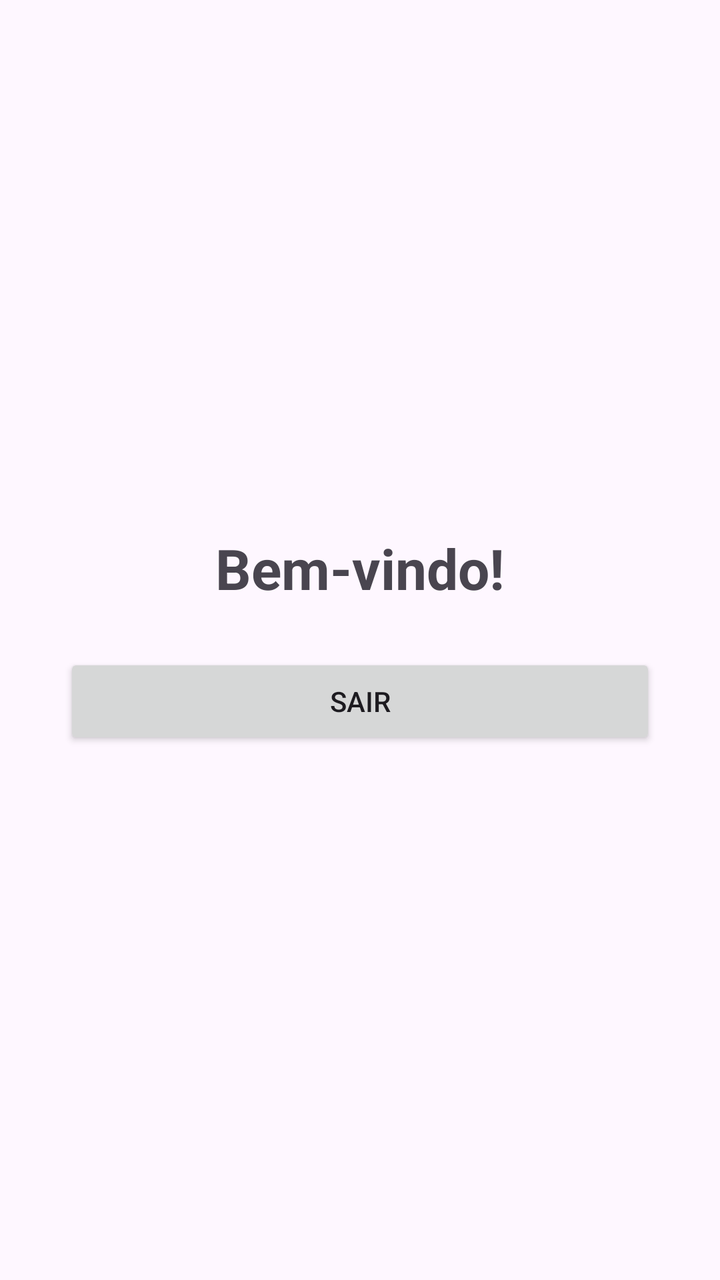
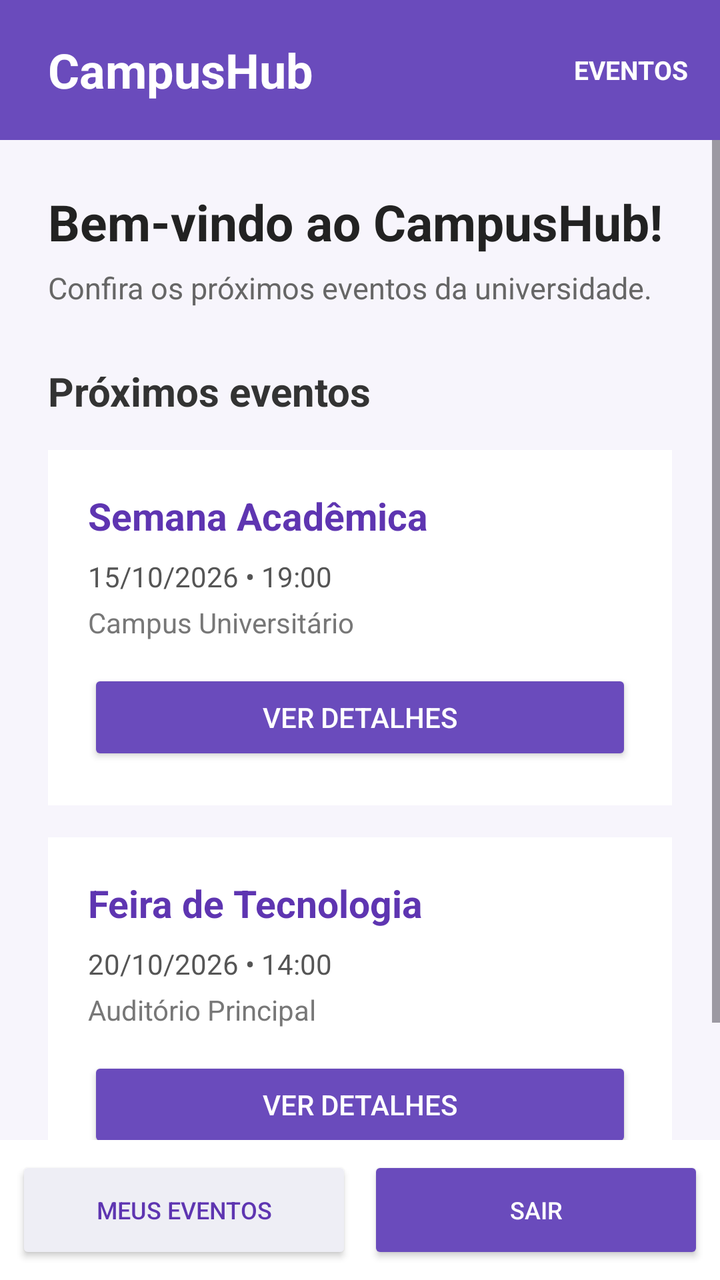

Screens rendered from an Android XML layout before and after an edit, with the pre-edit source and the edit as a unified diff.
<!-- AndroidManifest.xml: application theme Theme.LoginFirebase -->
<!-- res/layout/activity_home.xml -->
<?xml version="1.0" encoding="utf-8"?>
<LinearLayout xmlns:android="http://schemas.android.com/apk/res/android"
    android:layout_width="match_parent"
    android:layout_height="match_parent"
    android:orientation="vertical"
    android:gravity="center"
    android:padding="32dp">

    <TextView
        android:id="@+id/txtBemVindo"
        android:layout_width="wrap_content"
        android:layout_height="wrap_content"
        android:text="Bem-vindo!"
        android:textSize="28sp"
        android:textStyle="bold"
        android:layout_marginBottom="24dp" />

    <Button
        android:id="@+id/btnSair"
        android:layout_width="match_parent"
        android:layout_height="wrap_content"
        android:text="SAIR" />

</LinearLayout>
<!-- resources referenced by this layout -->
<resources>
  <style name="Theme.LoginFirebase" parent="Base.Theme.LoginFirebase" />
  <style name="Base.Theme.LoginFirebase" parent="Theme.Material3.DayNight.NoActionBar">
          
          
      </style>
</resources>

<!-- the commit's change to res/layout/activity_home.xml (unified diff, before → after) -->
@@ -3,22 +3,199 @@
     android:layout_width="match_parent"
     android:layout_height="match_parent"
     android:orientation="vertical"
-    android:gravity="center"
-    android:padding="32dp">
-
-    <TextView
-        android:id="@+id/txtBemVindo"
-        android:layout_width="wrap_content"
-        android:layout_height="wrap_content"
-        android:text="Bem-vindo!"
-        android:textSize="28sp"
-        android:textStyle="bold"
-        android:layout_marginBottom="24dp" />
-
-    <Button
-        android:id="@+id/btnSair"
+    android:background="#F7F5FC">
+
+    
+    <LinearLayout
         android:layout_width="match_parent"
-        android:layout_height="wrap_content"
-        android:text="SAIR" />
+        android:layout_height="70dp"
+        android:orientation="horizontal"
+        android:gravity="center_vertical"
+        android:paddingStart="24dp"
+        android:paddingEnd="16dp"
+        android:background="#6A4BBC">
+
+        <TextView
+            android:layout_width="0dp"
+            android:layout_height="wrap_content"
+            android:layout_weight="1"
+            android:text="CampusHub"
+            android:textColor="#FFFFFF"
+            android:textSize="24sp"
+            android:textStyle="bold" />
+
+        <TextView
+            android:layout_width="wrap_content"
+            android:layout_height="wrap_content"
+            android:text="EVENTOS"
+            android:textColor="#FFFFFF"
+            android:textSize="13sp"
+            android:textStyle="bold" />
+
+    </LinearLayout>
+
+    
+    <ScrollView
+        android:layout_width="match_parent"
+        android:layout_height="0dp"
+        android:layout_weight="1"
+        android:fillViewport="true">
+
+        <LinearLayout
+            android:layout_width="match_parent"
+            android:layout_height="wrap_content"
+            android:orientation="vertical"
+            android:padding="24dp">
+
+            
+            <TextView
+                android:id="@+id/txtBemVindo"
+                android:layout_width="wrap_content"
+                android:layout_height="wrap_content"
+                android:text="Bem-vindo ao CampusHub!"
+                android:textColor="#222222"
+                android:textSize="25sp"
+                android:textStyle="bold"
+                android:layout_marginBottom="6dp" />
+
+            <TextView
+                android:layout_width="wrap_content"
+                android:layout_height="wrap_content"
+                android:text="Confira os próximos eventos da universidade."
+                android:textColor="#666666"
+                android:textSize="15sp"
+                android:layout_marginBottom="28dp" />
+
+            
+            <TextView
+                android:layout_width="wrap_content"
+                android:layout_height="wrap_content"
+                android:text="Próximos eventos"
+                android:textColor="#333333"
+                android:textSize="20sp"
+                android:textStyle="bold"
+                android:layout_marginBottom="16dp" />
+
+            
+            <LinearLayout
+                android:layout_width="match_parent"
+                android:layout_height="wrap_content"
+                android:orientation="vertical"
+                android:padding="20dp"
+                android:background="#FFFFFF"
+                android:layout_marginBottom="16dp">
+
+                <TextView
+                    android:layout_width="wrap_content"
+                    android:layout_height="wrap_content"
+                    android:text="Semana Acadêmica"
+                    android:textColor="#5E35B1"
+                    android:textSize="19sp"
+                    android:textStyle="bold" />
+
+                <TextView
+                    android:layout_width="wrap_content"
+                    android:layout_height="wrap_content"
+                    android:text="15/10/2026 • 19:00"
+                    android:textColor="#555555"
+                    android:textSize="14sp"
+                    android:layout_marginTop="8dp" />
+
+                <TextView
+                    android:layout_width="wrap_content"
+                    android:layout_height="wrap_content"
+                    android:text="Campus Universitário"
+                    android:textColor="#777777"
+                    android:textSize="14sp"
+                    android:layout_marginTop="4dp" />
+
+                <Button
+                    android:layout_width="match_parent"
+                    android:layout_height="wrap_content"
+                    android:text="VER DETALHES"
+                    android:textColor="#FFFFFF"
+                    android:backgroundTint="#6A4BBC"
+                    android:layout_marginTop="14dp" />
+
+            </LinearLayout>
+
+            
+            <LinearLayout
+                android:layout_width="match_parent"
+                android:layout_height="wrap_content"
+                android:orientation="vertical"
+                android:padding="20dp"
+                android:background="#FFFFFF"
+                android:layout_marginBottom="16dp">
+
+                <TextView
+                    android:layout_width="wrap_content"
+                    android:layout_height="wrap_content"
+                    android:text="Feira de Tecnologia"
+                    android:textColor="#5E35B1"
+                    android:textSize="19sp"
+                    android:textStyle="bold" />
+
+                <TextView
+                    android:layout_width="wrap_content"
+                    android:layout_height="wrap_content"
+                    android:text="20/10/2026 • 14:00"
+                    android:textColor="#555555"
+                    android:textSize="14sp"
+                    android:layout_marginTop="8dp" />
+
+                <TextView
+                    android:layout_width="wrap_content"
+                    android:layout_height="wrap_content"
+                    android:text="Auditório Principal"
+                    android:textColor="#777777"
+                    android:textSize="14sp"
+                    android:layout_marginTop="4dp" />
+
+                <Button
+                    android:layout_width="match_parent"
+                    android:layout_height="wrap_content"
+                    android:text="VER DETALHES"
+                    android:textColor="#FFFFFF"
+                    android:backgroundTint="#6A4BBC"
+                    android:layout_marginTop="14dp" />
+
+            </LinearLayout>
+
+        </LinearLayout>
+
+    </ScrollView>
+
+    
+    <LinearLayout
+        android:layout_width="match_parent"
+        android:layout_height="70dp"
+        android:orientation="horizontal"
+        android:gravity="center"
+        android:padding="8dp"
+        android:background="#FFFFFF">
+
+        <Button
+            android:id="@+id/btnMeusEventos"
+            android:layout_width="0dp"
+            android:layout_height="match_parent"
+            android:layout_weight="1"
+            android:text="MEUS EVENTOS"
+            android:textSize="12sp"
+            android:textColor="#5E35B1"
+            android:backgroundTint="#EEEEF5" />
+
+        <Button
+            android:id="@+id/btnSair"
+            android:layout_width="0dp"
+            android:layout_height="match_parent"
+            android:layout_weight="1"
+            android:text="SAIR"
+            android:textSize="12sp"
+            android:textColor="#FFFFFF"
+            android:backgroundTint="#6A4BBC"
+            android:layout_marginStart="8dp" />
+
+    </LinearLayout>
 
 </LinearLayout>
